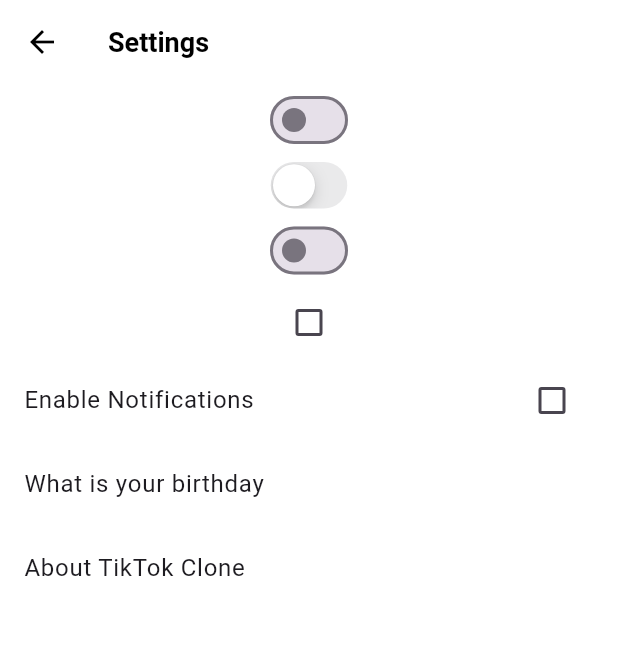
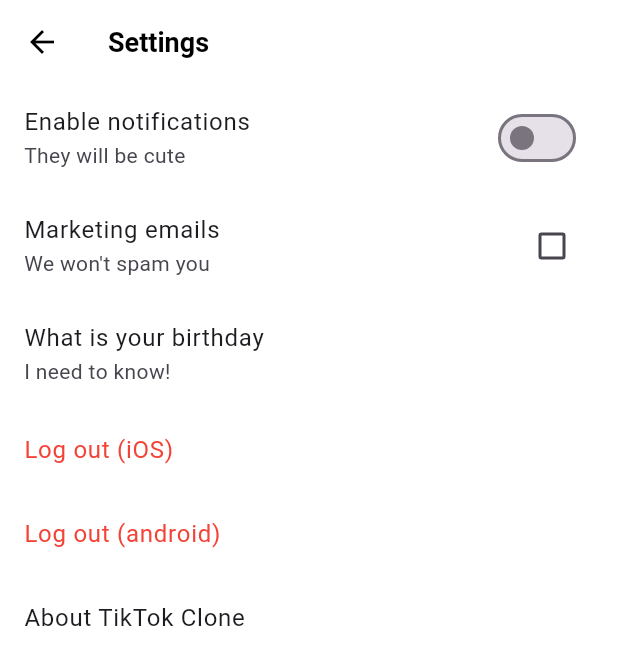
Before and after one commit to akth101/TikTok_clone, a Flutter app: the SettingsScreen screen opened directly, on a phone screen of 412 x 824 dp. Shown: the top 665 px of the screen. Run offline on Flutter 3.47's test engine with Material 3 defaults, Android fonts, the phone set to English and light mode, and no system bars; our stand-ins replace font_awesome_flutter, video_player, visibility_detector; network calls fail.

Commit message:
STUDY: dialogs(settings_screen.dart)

```diff
--- a/lib/features/settings/settings_screen.dart
+++ b/lib/features/settings/settings_screen.dart
@@ -1,5 +1,6 @@
 import 'package:flutter/cupertino.dart';
 import 'package:flutter/material.dart';
+import 'package:font_awesome_flutter/font_awesome_flutter.dart';
 
 class SettingsScreen extends StatefulWidget {
   const SettingsScreen({super.key});
@@ -26,34 +27,20 @@ class _SettingsScreenState extends State<SettingsScreen> {
       ),
       body: ListView(
         children: [
-          //안드로이드냐 ios냐에 따라 자동으로 바꿔줌
-          Switch.adaptive(
+          SwitchListTile.adaptive(
             value: _notifications,
             onChanged: _onNotificationChanged,
-          ),
-          CupertinoSwitch(
-            value: _notifications,
-            onChanged: _onNotificationChanged,
-          ),
-          Switch(
-            value: _notifications,
-            onChanged: _onNotificationChanged,
-          ),
-          Checkbox(
-            activeColor: Colors.black,
-            value: _notifications,
-            onChanged: _onNotificationChanged,
+            title: const Text("Enable notifications"),
+            subtitle: const Text("They will be cute"),
           ),
           CheckboxListTile(
             activeColor: Colors.black,
             value: _notifications,
             onChanged: _onNotificationChanged,
-            title: const Text("Enable Notifications"),
+            title: const Text("Marketing emails"),
+            subtitle: const Text("We won't spam you"),
           ),
           ListTile(
-            //showDatePicker가 제일 인상깊은 점은
-            //DateTime이 Futre에서 반환될 수도 있다는 것
-
             onTap: () async {
               final date = await showDatePicker(
                 context: context,
@@ -86,6 +73,60 @@ class _SettingsScreenState extends State<SettingsScreen> {
               print(booking);
             },
             title: const Text("What is your birthday"),
+            subtitle: const Text("I need to know!"),
+          ),
+          ListTile(
+            title: const Text("Log out (iOS)"),
+            textColor: Colors.red,
+            onTap: () {
+              showCupertinoDialog(
+                context: context,
+                builder: (context) => CupertinoAlertDialog(
+                  title: const Text("Are you sure?"),
+                  content: const Text("Plz don't leave"),
+                  actions: [
+                    CupertinoDialogAction(
+                      onPressed: () => Navigator.of(context).pop(),
+                      child: const Text(
+                        "No",
+                      ),
+                    ),
+                    CupertinoDialogAction(
+                      onPressed: () => Navigator.of(context).pop(),
+                      isDestructiveAction: true,
+                      child: const Text(
+                        "Yes",
+                      ),
+                    ),
+                  ],
+                ),
+              );
+            },
+          ),
+          ListTile(
+            title: const Text("Log out (android)"),
+            textColor: Colors.red,
+            onTap: () {
+              showDialog(
+                context: context,
+                builder: (context) => AlertDialog(
+                  title: const Text("Are you sure?"),
+                  content: const Text("Plz don't leave"),
+                  actions: [
+                    IconButton(
+                      onPressed: () => Navigator.of(context).pop(),
+                      icon: const FaIcon(FontAwesomeIcons.car),
+                    ),
+                    TextButton(
+                      onPressed: () => Navigator.of(context).pop(),
+                      child: const Text(
+                        "Yes",
+                      ),
+                    ),
+                  ],
+                ),
+              );
+            },
           ),
           const AboutListTile(),
         ],
```
